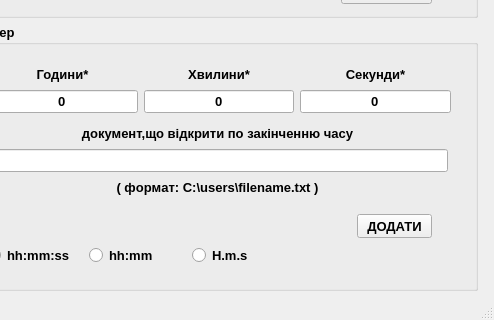
The window that mainwindow.ui (MoloZzz/OOP1) describes before a commit, drawn with Qt 5; both pictures show x 533 to 1027 and y 270 to 590 of the 1027 by 590 pixel window.
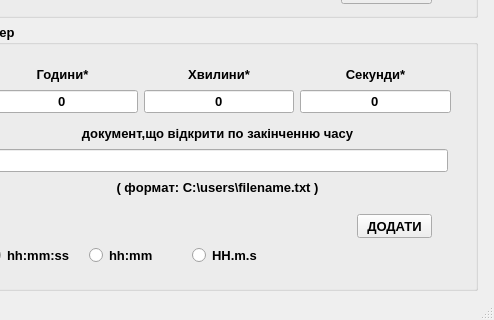
The same window after the commit.

```diff
--- a/mainwindow.ui
+++ b/mainwindow.ui
@@ -386,7 +386,7 @@
          <item>
           <widget class="QRadioButton" name="radioButton_5">
            <property name="text">
-            <string>H.m.s</string>
+            <string>HH.m.s</string>
            </property>
           </widget>
          </item>
```
